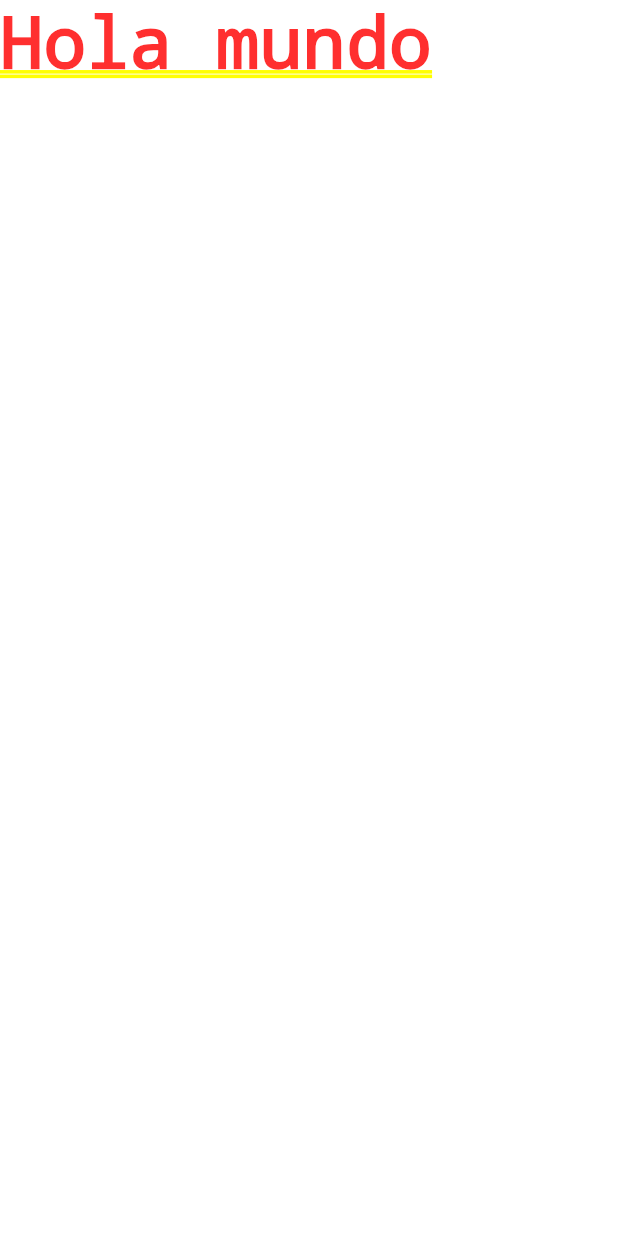
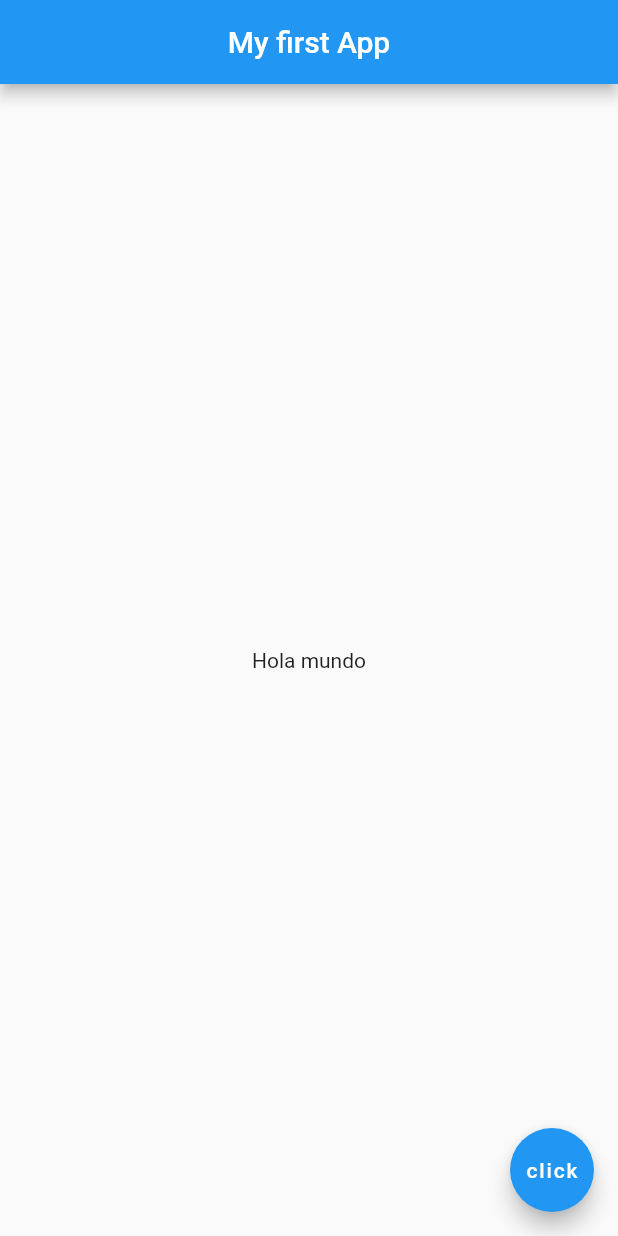
Before and after one commit to Felipemantilla01/flutter-netninja-course, a Flutter app: the screen it shows after launch, on a phone screen of 412 x 824 dp. Run offline on Flutter 3.47's test engine with Material 2 defaults, Android fonts, the phone set to English and light mode, and no system bars.

Commit message:
[feature] create a Scaffold and his basics

```diff
--- a/lib/main.dart
+++ b/lib/main.dart
@@ -1,5 +1,43 @@
 import 'package:flutter/material.dart';
+import 'package:flutter/rendering.dart';
+import 'package:flutter_net_ninja_course/shared/MyAppBar.dart';
 
-void main() => runApp(MaterialApp(
-  home: Text('Hola mundo'),
-));
+void main() {
+  runApp(MyApp());
+}
+
+class MyApp extends StatelessWidget {
+  // This widget is the root of your application.
+  @override
+  Widget build(BuildContext context) {
+    return MaterialApp(
+      title: 'Flutter Demo',
+      theme: ThemeData(
+        primarySwatch: Colors.blue,
+      ),
+      home: MyHomePage(title: 'Hola Mundo'),
+    );
+  }
+}
+
+class MyHomePage extends StatelessWidget {
+  String title;
+  MyHomePage({this.title});
+  @override
+  Widget build(BuildContext context) {
+    return Scaffold(
+      appBar: AppBar(
+        title: Text('My first App'),
+        centerTitle: true,
+      ),
+      body: Center(
+        child: Container(
+          child: Text('Hola mundo'),
+        ),
+      ),
+      floatingActionButton: FloatingActionButton(
+        child: Text('click'),
+      ),
+    );
+  }
+}
--- a/pubspec.yaml
+++ b/pubspec.yaml
@@ -74,3 +74,8 @@ flutter:
   #
   # For details regarding fonts from package dependencies,
   # see https://flutter.dev/custom-fonts/#from-packages
+
+  assets:
+    - assets/images/
+#   - images/a_dot_burr.jpeg
+#   - images/a_dot_ham.jpeg
```
Also changed, not shown: lib/shared/MyAppBar.dart (added, +27 -0 lines), assets/images/mountain.jpeg (added).
